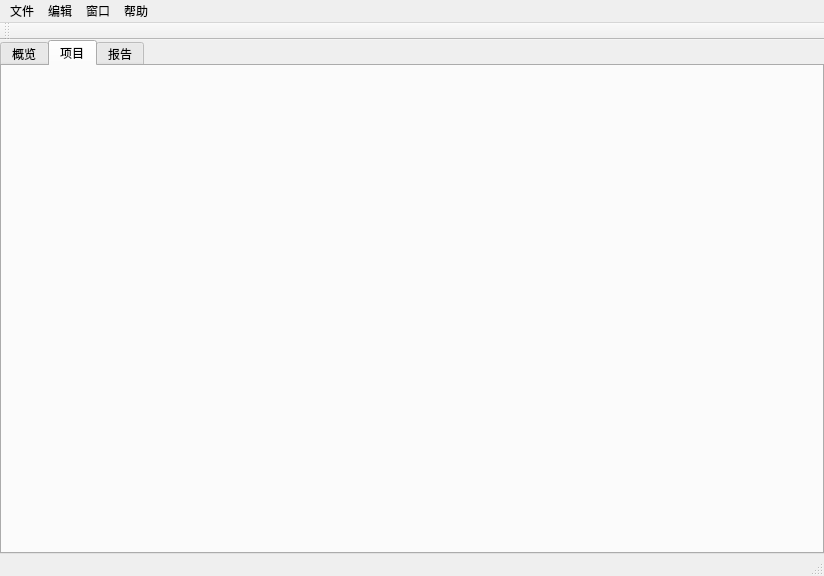
Before: the Qt Designer form UI/PM_Anim_MainWin.ui in IvanYangYangXi/Anim_ProjectManage, drawn with Qt 5.
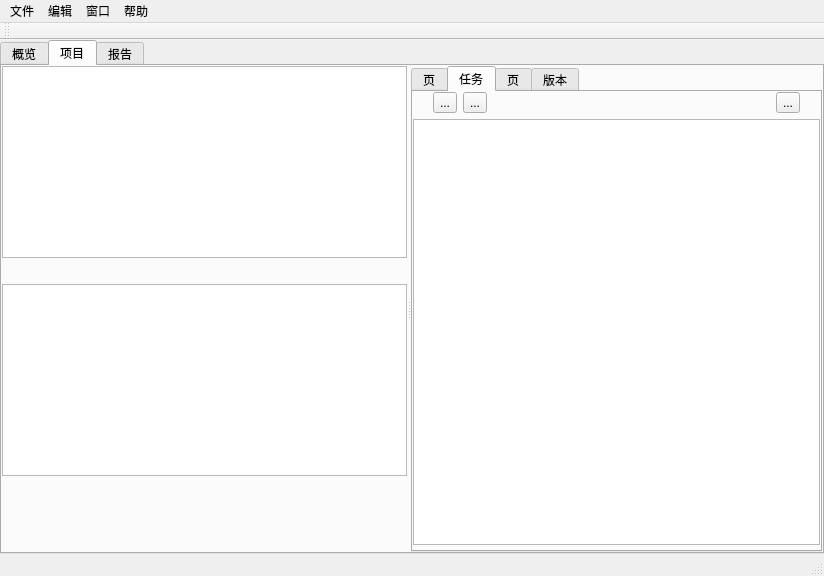
After: the same form once the commit is applied. The open tabs and pages were chosen to show the change.

```diff
--- a/UI/PM_Anim_MainWin.ui
+++ b/UI/PM_Anim_MainWin.ui
@@ -205,6 +205,249 @@
        <attribute name="title">
         <string>项目</string>
        </attribute>
+       <layout class="QHBoxLayout" name="horizontalLayout_7">
+        <property name="spacing">
+         <number>2</number>
+        </property>
+        <property name="leftMargin">
+         <number>0</number>
+        </property>
+        <property name="topMargin">
+         <number>0</number>
+        </property>
+        <property name="rightMargin">
+         <number>0</number>
+        </property>
+        <property name="bottomMargin">
+         <number>0</number>
+        </property>
+        <item>
+         <widget class="QSplitter" name="splitter_2">
+          <property name="orientation">
+           <enum>Qt::Horizontal</enum>
+          </property>
+          <widget class="QWidget" name="verticalLayoutWidget_4">
+           <layout class="QVBoxLayout" name="verticalLayout_5">
+            <property name="bottomMargin">
+             <number>5</number>
+            </property>
+            <item>
+             <widget class="QListWidget" name="listWidget_3"/>
+            </item>
+            <item>
+             <spacer name="horizontalSpacer_3">
+              <property name="orientation">
+               <enum>Qt::Horizontal</enum>
+              </property>
+              <property name="sizeHint" stdset="0">
+               <size>
+                <width>40</width>
+                <height>20</height>
+               </size>
+              </property>
+             </spacer>
+            </item>
+            <item>
+             <widget class="QListWidget" name="listWidget_4"/>
+            </item>
+            <item>
+             <spacer name="verticalSpacer_2">
+              <property name="orientation">
+               <enum>Qt::Vertical</enum>
+              </property>
+              <property name="sizeHint" stdset="0">
+               <size>
+                <width>20</width>
+                <height>40</height>
+               </size>
+              </property>
+             </spacer>
+            </item>
+           </layout>
+          </widget>
+          <widget class="QWidget" name="verticalLayoutWidget_5">
+           <layout class="QVBoxLayout" name="verticalLayout_6">
+            <item>
+             <widget class="QTabWidget" name="tabWidget_General_2">
+              <property name="tabPosition">
+               <enum>QTabWidget::North</enum>
+              </property>
+              <property name="currentIndex">
+               <number>0</number>
+              </property>
+              <widget class="QWidget" name="tab_2">
+               <attribute name="title">
+                <string>页</string>
+               </attribute>
+               <widget class="QWidget" name="horizontalLayoutWidget">
+                <property name="geometry">
+                 <rect>
+                  <x>80</x>
+                  <y>20</y>
+                  <width>160</width>
+                  <height>61</height>
+                 </rect>
+                </property>
+                <layout class="QHBoxLayout" name="horizontalLayout_8"/>
+               </widget>
+               <widget class="QTreeWidget" name="treeWidget">
+                <property name="geometry">
+                 <rect>
+                  <x>0</x>
+                  <y>100</y>
+                  <width>551</width>
+                  <height>271</height>
+                 </rect>
+                </property>
+                <attribute name="headerCascadingSectionResizes">
+                 <bool>true</bool>
+                </attribute>
+                <attribute name="headerDefaultSectionSize">
+                 <number>60</number>
+                </attribute>
+                <column>
+                 <property name="text">
+                  <string>1</string>
+                 </property>
+                </column>
+                <column>
+                 <property name="text">
+                  <string>任务</string>
+                 </property>
+                </column>
+                <column>
+                 <property name="text">
+                  <string>类型</string>
+                 </property>
+                </column>
+                <column>
+                 <property name="text">
+                  <string>状态</string>
+                 </property>
+                </column>
+                <column>
+                 <property name="text">
+                  <string>执行人</string>
+                 </property>
+                </column>
+                <column>
+                 <property name="text">
+                  <string>描述</string>
+                 </property>
+                </column>
+                <column>
+                 <property name="text">
+                  <string>截止日期</string>
+                 </property>
+                </column>
+                <column>
+                 <property name="text">
+                  <string>预估时间</string>
+                 </property>
+                </column>
+                <column>
+                 <property name="text">
+                  <string>剩余时间</string>
+                 </property>
+                </column>
+               </widget>
+              </widget>
+              <widget class="QWidget" name="tab_General_Proj_2">
+               <attribute name="title">
+                <string>任务</string>
+               </attribute>
+               <layout class="QVBoxLayout" name="verticalLayout_7">
+                <property name="leftMargin">
+                 <number>0</number>
+                </property>
+                <property name="topMargin">
+                 <number>0</number>
+                </property>
+                <property name="rightMargin">
+                 <number>0</number>
+                </property>
+                <property name="bottomMargin">
+                 <number>5</number>
+                </property>
+                <item>
+                 <layout class="QHBoxLayout" name="horizontalLayout_5">
+                  <property name="leftMargin">
+                   <number>20</number>
+                  </property>
+                  <property name="rightMargin">
+                   <number>20</number>
+                  </property>
+                  <item>
+                   <widget class="QToolButton" name="toolButton_4">
+                    <property name="text">
+                     <string>...</string>
+                    </property>
+                   </widget>
+                  </item>
+                  <item>
+                   <widget class="QToolButton" name="toolButton_5">
+                    <property name="text">
+                     <string>...</string>
+                    </property>
+                   </widget>
+                  </item>
+                  <item>
+                   <spacer name="horizontalSpacer_4">
+                    <property name="orientation">
+                     <enum>Qt::Horizontal</enum>
+                    </property>
+                    <property name="sizeHint" stdset="0">
+                     <size>
+                      <width>40</width>
+                      <height>20</height>
+                     </size>
+                    </property>
+                   </spacer>
+                  </item>
+                  <item>
+                   <layout class="QHBoxLayout" name="horizontalLayout_6">
+                    <item>
+                     <widget class="QToolButton" name="toolButton_6">
+                      <property name="sizePolicy">
+                       <sizepolicy hsizetype="Fixed" vsizetype="Fixed">
+                        <horstretch>0</horstretch>
+                        <verstretch>0</verstretch>
+                       </sizepolicy>
+                      </property>
+                      <property name="text">
+                       <string>...</string>
+                      </property>
+                      <property name="arrowType">
+                       <enum>Qt::NoArrow</enum>
+                      </property>
+                     </widget>
+                    </item>
+                   </layout>
+                  </item>
+                 </layout>
+                </item>
+                <item>
+                 <widget class="QListWidget" name="listWidget__General_Proj_2"/>
+                </item>
+               </layout>
+              </widget>
+              <widget class="QWidget" name="tab">
+               <attribute name="title">
+                <string>页</string>
+               </attribute>
+              </widget>
+              <widget class="QWidget" name="tab_General_User_2">
+               <attribute name="title">
+                <string>版本</string>
+               </attribute>
+              </widget>
+             </widget>
+            </item>
+           </layout>
+          </widget>
+         </widget>
+        </item>
+       </layout>
       </widget>
       <widget class="QWidget" name="ReportView">
        <attribute name="title">
```
Left out of the diff: 12 changed lines with no effect on the pictures.
